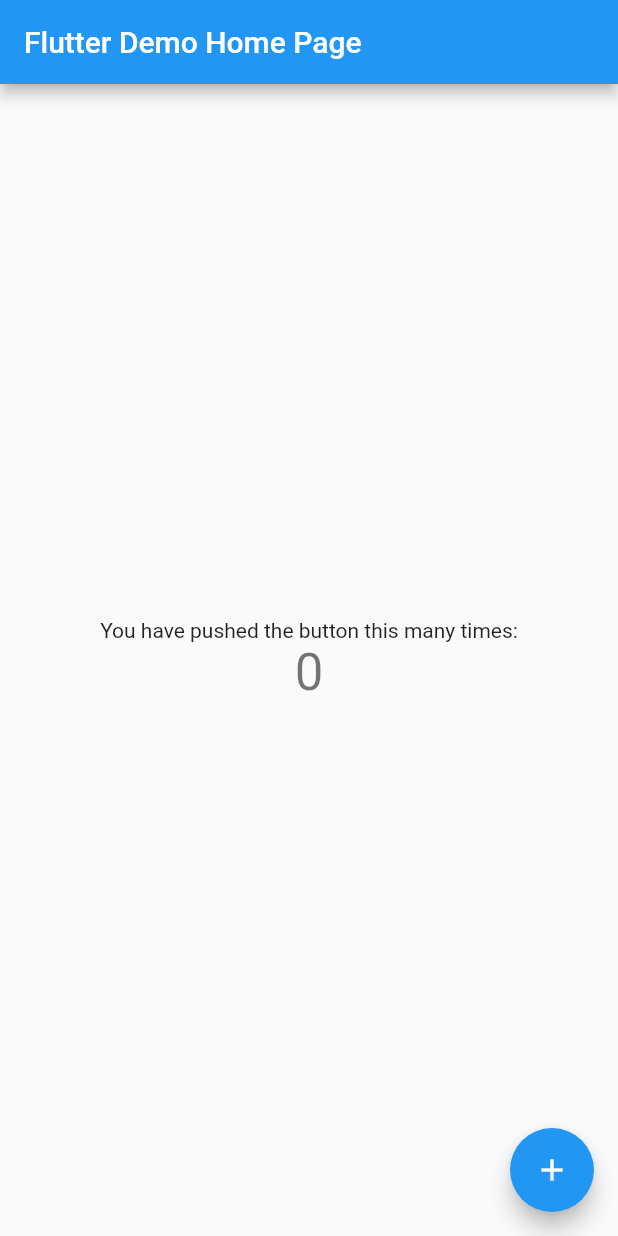
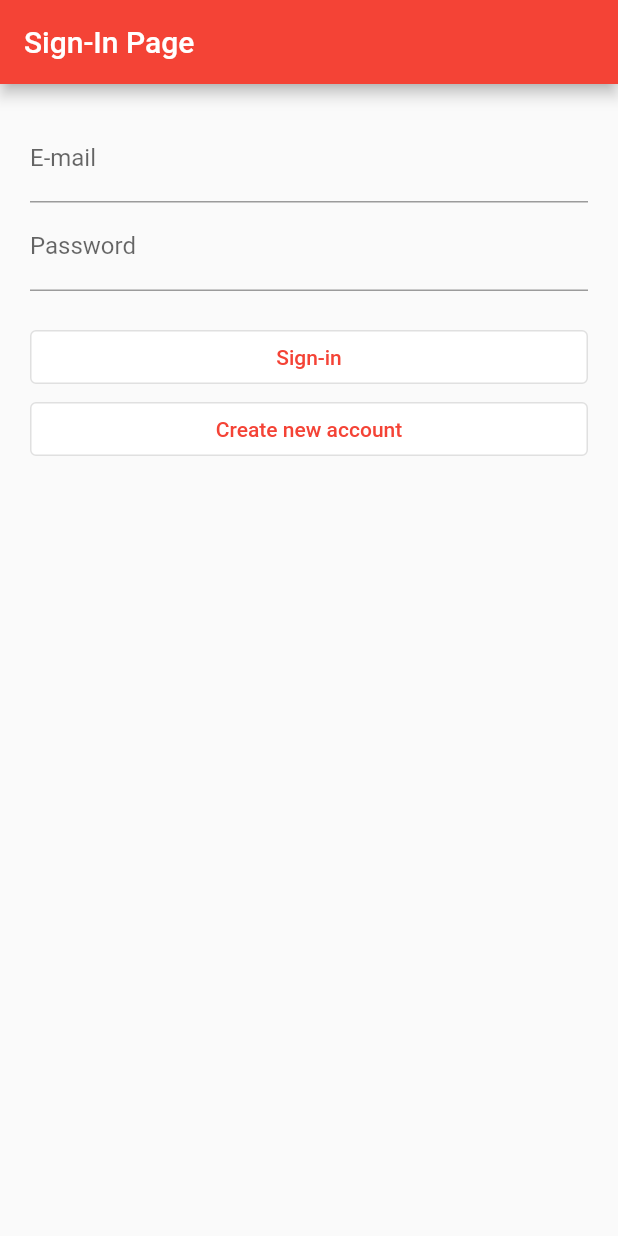
Before and after one commit to badgio/ara, a Flutter app: the screen it shows after launch, on a phone screen of 412 x 824 dp. Run offline on Flutter 3.47's test engine with Material 2 defaults, Android fonts, the phone set to English and light mode, and no system bars; our stand-ins replace firebase_auth, firebase_core; accounts and stored records are empty.

Commit message:
Rr/Firebase sign in (#3)
* Sign-in with email and password done

```diff
--- a/lib/main.dart
+++ b/lib/main.dart
@@ -1,117 +1,40 @@
+import 'package:ara/views/sign_in.dart';
 import 'package:flutter/material.dart';
+import 'package:ara/theme.dart';
+import 'package:firebase_core/firebase_core.dart';
+import 'package:ara/views/something_went_wrong.dart';
 
 void main() {
-  runApp(MyApp());
+  WidgetsFlutterBinding.ensureInitialized();
+  runApp(Badgio());
 }
 
-class MyApp extends StatelessWidget {
-  // This widget is the root of your application.
-  @override
-  Widget build(BuildContext context) {
-    return MaterialApp(
-      title: 'Flutter Demo',
-      theme: ThemeData(
-        // This is the theme of your application.
-        //
-        // Try running your application with "flutter run". You'll see the
-        // application has a blue toolbar. Then, without quitting the app, try
-        // changing the primarySwatch below to Colors.green and then invoke
-        // "hot reload" (press "r" in the console where you ran "flutter run",
-        // or simply save your changes to "hot reload" in a Flutter IDE).
-        // Notice that the counter didn't reset back to zero; the application
-        // is not restarted.
-        primarySwatch: Colors.blue,
-        // This makes the visual density adapt to the platform that you run
-        // the app on. For desktop platforms, the controls will be smaller and
-        // closer together (more dense) than on mobile platforms.
-        visualDensity: VisualDensity.adaptivePlatformDensity,
-      ),
-      home: MyHomePage(title: 'Flutter Demo Home Page'),
-    );
-  }
-}
-
-class MyHomePage extends StatefulWidget {
-  MyHomePage({Key key, this.title}) : super(key: key);
-
-  // This widget is the home page of your application. It is stateful, meaning
-  // that it has a State object (defined below) that contains fields that affect
-  // how it looks.
-
-  // This class is the configuration for the state. It holds the values (in this
-  // case the title) provided by the parent (in this case the App widget) and
-  // used by the build method of the State. Fields in a Widget subclass are
-  // always marked "final".
-
-  final String title;
-
-  @override
-  _MyHomePageState createState() => _MyHomePageState();
-}
-
-class _MyHomePageState extends State<MyHomePage> {
-  int _counter = 0;
-
-  void _incrementCounter() {
-    setState(() {
-      // This call to setState tells the Flutter framework that something has
-      // changed in this State, which causes it to rerun the build method below
-      // so that the display can reflect the updated values. If we changed
-      // _counter without calling setState(), then the build method would not be
-      // called again, and so nothing would appear to happen.
-      _counter++;
-    });
-  }
+class Badgio extends StatelessWidget {
+  final Future<FirebaseApp> _initialization = Firebase.initializeApp();
 
   @override
   Widget build(BuildContext context) {
-    // This method is rerun every time setState is called, for instance as done
-    // by the _incrementCounter method above.
-    //
-    // The Flutter framework has been optimized to make rerunning build methods
-    // fast, so that you can just rebuild anything that needs updating rather
-    // than having to individually change instances of widgets.
-    return Scaffold(
-      appBar: AppBar(
-        // Here we take the value from the MyHomePage object that was created by
-        // the App.build method, and use it to set our appbar title.
-        title: Text(widget.title),
-      ),
-      body: Center(
-        // Center is a layout widget. It takes a single child and positions it
-        // in the middle of the parent.
-        child: Column(
-          // Column is also a layout widget. It takes a list of children and
-          // arranges them vertically. By default, it sizes itself to fit its
-          // children horizontally, and tries to be as tall as its parent.
-          //
-          // Invoke "debug painting" (press "p" in the console, choose the
-          // "Toggle Debug Paint" action from the Flutter Inspector in Android
-          // Studio, or the "Toggle Debug Paint" command in Visual Studio Code)
-          // to see the wireframe for each widget.
-          //
-          // Column has various properties to control how it sizes itself and
-          // how it positions its children. Here we use mainAxisAlignment to
-          // center the children vertically; the main axis here is the vertical
-          // axis because Columns are vertical (the cross axis would be
-          // horizontal).
-          mainAxisAlignment: MainAxisAlignment.center,
-          children: <Widget>[
-            Text(
-              'You have pushed the button this many times:',
-            ),
-            Text(
-              '$_counter',
-              style: Theme.of(context).textTheme.headline4,
-            ),
-          ],
-        ),
-      ),
-      floatingActionButton: FloatingActionButton(
-        onPressed: _incrementCounter,
-        tooltip: 'Increment',
-        child: Icon(Icons.add),
-      ), // This trailing comma makes auto-formatting nicer for build methods.
-    );
+    return FutureBuilder(
+        future: _initialization,
+        builder: (context, snapshot) {
+          if (snapshot.hasError) {
+            return MaterialApp(
+              title: 'Badgio',
+              home: SomethingWentWrong(),
+              theme: AriaTheme().theme,
+            );
+          }
+
+          if (snapshot.connectionState == ConnectionState.done) {
+            return MaterialApp(
+              title: 'Badgio',
+              home: SignInPage(),
+              theme: AriaTheme().theme,
+            );
+          }
+
+          // Should probably return something meaning it is loading
+          return SomethingWentWrong();
+        });
   }
 }
--- /dev/null
+++ b/lib/services/authentication.dart
@@ -0,0 +1,18 @@
+import 'package:firebase_auth/firebase_auth.dart';
+
+class Authentication {
+  FirebaseAuth auth = FirebaseAuth.instance;
+
+  Stream<User> get authStateChanges => auth.authStateChanges();
+
+  Future<User> signIn(String email, String password) async {
+    try {
+      User user = (await FirebaseAuth.instance
+              .signInWithEmailAndPassword(email: email, password: password))
+          .user;
+      return user;
+    } on FirebaseAuthException catch (e) {
+      return null;
+    }
+  }
+}
--- /dev/null
+++ b/lib/theme.dart
@@ -0,0 +1,10 @@
+import 'package:flutter/material.dart';
+
+class AriaTheme {
+  ThemeData get theme => ThemeData(
+      primaryColor: Colors.red,
+      buttonTheme: ButtonThemeData(),
+      outlinedButtonTheme: OutlinedButtonThemeData(
+          style: OutlinedButton.styleFrom(
+              primary: Colors.red, backgroundColor: Colors.white)));
+}
--- /dev/null
+++ b/lib/views/sign_in.dart
@@ -0,0 +1,75 @@
+import 'package:ara/views/menu.dart';
+import 'package:flutter/material.dart';
+import 'package:ara/services/authentication.dart';
+
+class SignInPage extends StatelessWidget {
+  final _formKey = GlobalKey<FormState>();
+  final email = TextEditingController();
+  final pass = TextEditingController();
+  Authentication auth = new Authentication();
+
+  @override
+  Widget build(BuildContext context) {
+    return Scaffold(
+        appBar: AppBar(
+          title: Text('Sign-In Page'),
+        ),
+        body: Form(
+            key: _formKey,
+            child: ListView(
+              children: [
+                TextFormField(
+                  controller: email,
+                  decoration: const InputDecoration(
+                    labelText: 'E-mail',
+                    hintText: 'Enter your e-mail address',
+                  ),
+                  validator: (value) {
+                    if (value.isEmpty) {
+                      return 'Please enter a valid email';
+                    }
+                    return null;
+                  },
+                ),
+                TextFormField(
+                    controller: pass,
+                    obscureText: true,
+                    decoration: InputDecoration(
+                        labelText: 'Password', hintText: 'Enter your password'),
+                    validator: (value) {
+                      if (value.isEmpty) {
+                        return 'Please enter your password';
+                      }
+                      return null;
+                    }),
+                Padding(
+                  padding: const EdgeInsets.symmetric(vertical: 10),
+                ),
+                OutlinedButton(
+                    child: Text('Sign-in'),
+                    onPressed: () {
+                      if (_formKey.currentState.validate()) {
+                        auth.signIn(email.text, pass.text).then((result) {
+                          if (result != null) {
+                            Navigator.push(
+                                context,
+                                MaterialPageRoute(
+                                    builder: (context) => Menu()));
+                          } else {
+                            print("Invalid email or password");
+                          }
+                        });
+                      } else {
+                        print("Inválido");
+                      }
+                    }),
+                OutlinedButton(
+                    child: Text('Create new account'),
+                    onPressed: () {
+                      print('Go to sign up');
+                    }),
+              ],
+              padding: EdgeInsets.only(left: 20, right: 20, top: 20),
+            )));
+  }
+}
```
Also changed, not shown: lib/views/menu.dart (added, +11 -0 lines), lib/views/something_went_wrong.dart (added, +11 -0 lines), pubspec.yaml (+7 -1 lines), lib/views/sign_up.dart (added), pubspec.lock, 8 other files.
